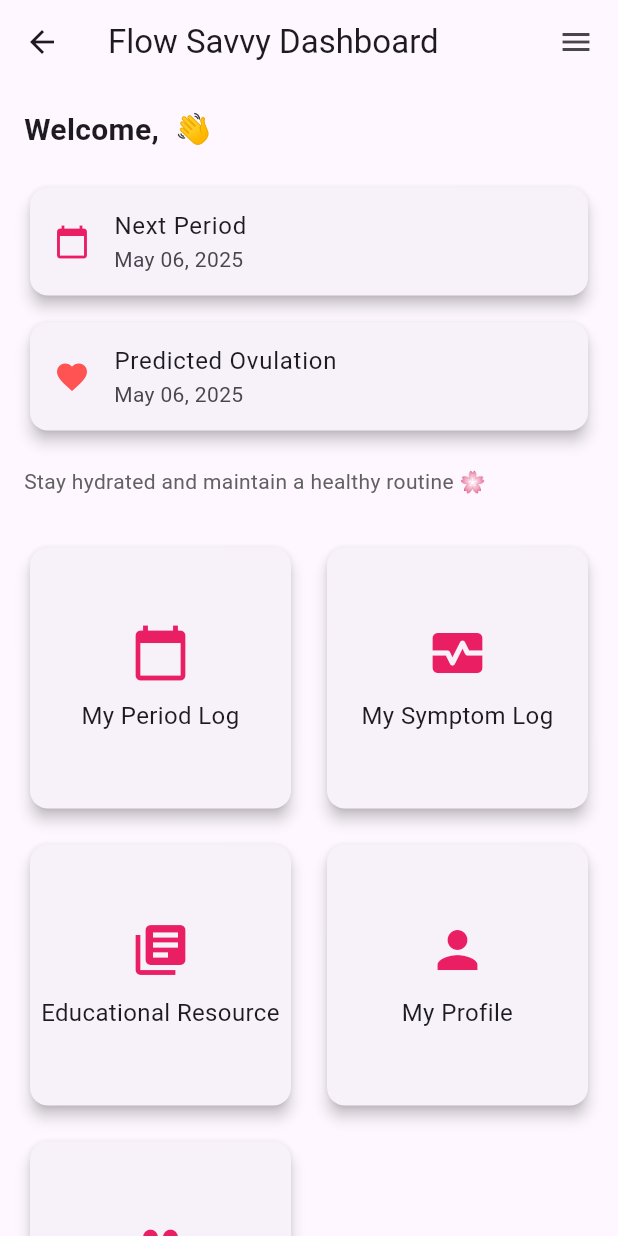
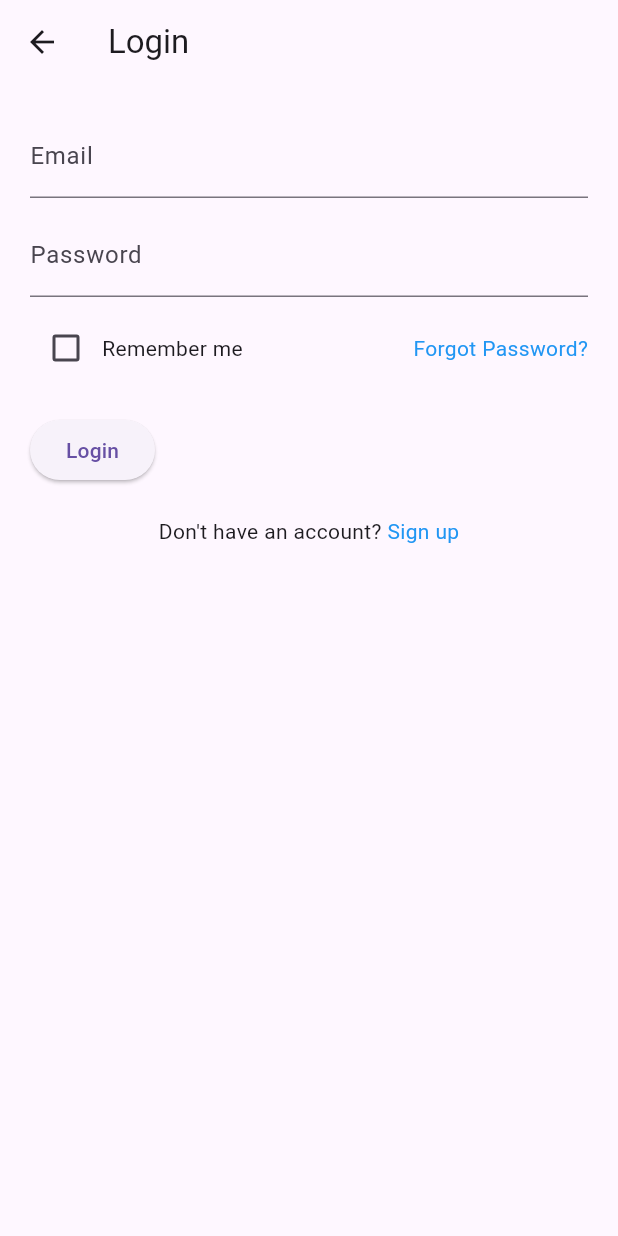
Before and after one commit to Lady-Cee/FlowSavvy, a Flutter app: the screen it shows after launch, after a tap on "Get Started ✌️", on a phone screen of 412 x 824 dp. Run offline on Flutter 3.47's test engine with Material 3 defaults, Android fonts, the phone set to English and light mode, and no system bars; our stand-ins replace firebase_core, flutter_gemini, sqflite; accounts and stored records are empty.

Commit message:
added login details and some consultations

```diff
--- /dev/null
+++ b/lib/features/account/login/login_screen.dart
@@ -0,0 +1,86 @@
+import 'package:flutter/material.dart';
+
+class LoginScreen extends StatefulWidget {
+  const LoginScreen({super.key});
+
+  @override
+  State<LoginScreen> createState() => _LoginScreenState();
+}
+
+class _LoginScreenState extends State<LoginScreen> {
+  final emailController = TextEditingController();
+  final passwordController = TextEditingController();
+  bool rememberMe = false;
+
+  @override
+  Widget build(BuildContext context) {
+    return Scaffold(
+      appBar: AppBar(title: Text("Login")),
+      body: Padding(
+        padding: const EdgeInsets.all(20.0),
+        child: Column(
+          crossAxisAlignment: CrossAxisAlignment.start,
+          children: [
+            TextField(
+              controller: emailController,
+              decoration: InputDecoration(labelText: "Email"),
+            ),
+            SizedBox(height: 10),
+            TextField(
+              controller: passwordController,
+              obscureText: true,
+              decoration: InputDecoration(labelText: "Password"),
+            ),
+            SizedBox(height: 10),
+            Row(
+              children: [
+                Checkbox(
+                  value: rememberMe,
+                  onChanged: (val) {
+                    setState(() {
+                      rememberMe = val!;
+                    });
+                  },
+                ),
+                Text("Remember me"),
+                Spacer(),
+                GestureDetector(
+                  onTap: () {
+                    Navigator.pushNamed(context, '/forgotPassword');
+                  },
+                  child: Text(
+                    "Forgot Password?",
+                    style: TextStyle(color: Colors.blue),
+                  ),
+                ),
+              ],
+            ),
+            SizedBox(height: 20),
+            ElevatedButton(
+              onPressed: () {
+                Navigator.pushNamed(context, '/home');
+              },
+              child: Text("Login"),
+            ),
+            SizedBox(height: 20),
+            Row(
+              mainAxisAlignment: MainAxisAlignment.center,
+              children: [
+                Text("Don't have an account? "),
+                GestureDetector(
+                  onTap: () {
+                    Navigator.pushNamed(context, '/signup');
+                  },
+                  child: Text(
+                    "Sign up",
+                    style: TextStyle(color: Colors.blue),
+                  ),
+                ),
+              ],
+            ),
+          ],
+        ),
+      ),
+    );
+  }
+}
--- /dev/null
+++ b/lib/features/models/community_admin.dart
@@ -0,0 +1,17 @@
+class CommunityAdmin {
+  final String id;
+  final String name;
+  final String role;
+  final String imageUrl;
+  final String bio;
+  final String contactInfo;
+
+  CommunityAdmin({
+    required this.id,
+    required this.name,
+    required this.role,
+    required this.imageUrl,
+    required this.bio,
+    required this.contactInfo,
+  });
+}
--- /dev/null
+++ b/lib/features/models/counsellor.dart
@@ -0,0 +1,17 @@
+class Counsellor {
+  final String id;
+  final String name;
+  final String expertise;
+  final String imageUrl;
+  final String bio;
+  final String contactInfo;
+
+  Counsellor({
+    required this.id,
+    required this.name,
+    required this.expertise,
+    required this.imageUrl,
+    required this.bio,
+    required this.contactInfo,
+  });
+}
--- /dev/null
+++ b/lib/features/models/doctor.dart
@@ -0,0 +1,17 @@
+class Doctor {
+  final String id;
+  final String name;
+  final String specialization;
+  final String imageUrl;
+  final String bio;
+  final String contactInfo;
+
+  Doctor({
+    required this.id,
+    required this.name,
+    required this.specialization,
+    required this.imageUrl,
+    required this.bio,
+    required this.contactInfo,
+  });
+}
--- /dev/null
+++ b/lib/features/models/mental_health_professional.dart
@@ -0,0 +1,17 @@
+class MentalHealthProfessional {
+  final String id;
+  final String name;
+  final String qualification;
+  final String imageUrl;
+  final String bio;
+  final String contactInfo;
+
+  MentalHealthProfessional({
+    required this.id,
+    required this.name,
+    required this.qualification,
+    required this.imageUrl,
+    required this.bio,
+    required this.contactInfo,
+  });
+}
--- a/lib/features/providers/community_admin_provider.dart
+++ b/lib/features/providers/community_admin_provider.dart
@@ -1,3 +1,19 @@
-import 'package:flutter/material.dart';
+import 'package:flutter/cupertino.dart';
 
-class CommunityAdminProvider with ChangeNotifier {}
+import '../models/community_admin.dart';
+
+class CommunityAdminProvider with ChangeNotifier {
+  final List<CommunityAdmin> _admins = [
+    CommunityAdmin(
+      id: '1',
+      name: 'Ms. Cynthia Enweonwu',
+      role: 'Community Manager',
+      imageUrl: 'https://img.freepik.com/free-photo/medium-shot-smiley-woman-teaching_23-2149272223.jpg',
+      bio: 'Ensures a safe and engaging community environment.',
+      contactInfo: 'ccenweonwu@gmail.com',
+    ),
+    // Add more admins as needed
+  ];
+
+  List<CommunityAdmin> get admins => [..._admins];
+}
--- a/lib/features/providers/counsellor_provider.dart
+++ b/lib/features/providers/counsellor_provider.dart
@@ -1,3 +1,19 @@
 import 'package:flutter/material.dart';
 
-class CounsellorProvider with ChangeNotifier {}
+import '../models/counsellor.dart';
+
+class CounsellorProvider with ChangeNotifier {
+  final List<Counsellor> _counsellors = [
+    Counsellor(
+      id: '1',
+      name: 'Mr. John Doe',
+      expertise: 'Stress Management',
+      imageUrl: 'https://img.freepik.com/free-photo/medium-shot-smiley-woman-teaching_23-2149272223.jpg',
+      bio: 'Helping individuals manage stress and anxiety effectively.',
+      contactInfo: 'john.doe@example.com',
+    ),
+    // Add more counsellors as needed
+  ];
+
+  List<Counsellor> get counsellors => [..._counsellors];
+}
--- a/lib/features/providers/doctor_provider.dart
+++ b/lib/features/providers/doctor_provider.dart
@@ -1,3 +1,19 @@
 import 'package:flutter/material.dart';
 
-class DoctorProvider with ChangeNotifier {}
+import '../models/doctor.dart';
+
+class DoctorProvider with ChangeNotifier {
+  final List<Doctor> _doctors = [
+    Doctor(
+      id: '1',
+      name: 'Dr. Jane Smith',
+      specialization: 'Gynecologist',
+      imageUrl: 'https://img.freepik.com/free-photo/medium-shot-smiley-woman-teaching_23-2149272223.jpg',
+      bio: 'Experienced in women\'s health and reproductive care.',
+      contactInfo: 'dr.jane@example.com',
+    ),
+    // Add more doctors as needed
+  ];
+
+  List<Doctor> get doctors => [..._doctors];
+}
--- a/lib/features/providers/mental_health_provider.dart
+++ b/lib/features/providers/mental_health_provider.dart
@@ -1,3 +1,19 @@
 import 'package:flutter/material.dart';
 
-class MentalHealthProvider with ChangeNotifier {}
+import '../models/mental_health_professional.dart';
+
+class MentalHealthProvider with ChangeNotifier {
+  final List<MentalHealthProfessional> _professionals = [
+    MentalHealthProfessional(
+      id: '1',
+      name: 'Dr. Emily Clark',
+      qualification: 'Clinical Psychologist',
+      imageUrl: 'https://img.freepik.com/free-photo/medium-shot-smiley-woman-teaching_23-2149272223.jpg',
+      bio: 'Specializes in cognitive behavioral therapy and trauma recovery.',
+      contactInfo: 'emily.clark@example.com',
+    ),
+    // Add more professionals as needed
+  ];
+
+  List<MentalHealthProfessional> get professionals => [..._professionals];
+}
--- a/lib/features/structure/splash/splash_screen.dart
+++ b/lib/features/structure/splash/splash_screen.dart
@@ -1,3 +1,5 @@
+import 'package:flow_savvy/features/account/login/login_screen.dart';
+import 'package:flow_savvy/features/account/signup/signup_screen.dart';
 import 'package:flow_savvy/features/structure/home/screen/home_screen.dart';
 import 'package:flutter/material.dart';
 
@@ -35,7 +37,7 @@ class SplashScreen extends StatelessWidget {
                       onPressed: () {
                         Navigator.push(
                           context,
-                          MaterialPageRoute(builder: (context) => HomeScreen()),
+                          MaterialPageRoute(builder: (context) => LoginScreen()),
                         );
                       },
                       style: ElevatedButton.styleFrom(
--- a/lib/main.dart
+++ b/lib/main.dart
@@ -1,5 +1,8 @@
 
 import 'package:firebase_core/firebase_core.dart';
+import 'package:flow_savvy/features/account/login/login_screen.dart';
+import 'package:flow_savvy/features/account/password/forgot_password_screen.dart';
+import 'package:flow_savvy/features/account/signup/signup_screen.dart';
 import 'package:flow_savvy/features/providers/period_log_provider.dart';
 import 'package:flow_savvy/features/providers/product_provider.dart';
 import 'package:flow_savvy/features/structure/educational/screen/educational_resource_screen.dart';
@@ -87,6 +90,9 @@ class MyApp extends StatelessWidget {
           '/doctor' : (_) => DoctorScreen(),
           '/mentalHealthProfessional' : (_) => MentalHealthProfessionalScreen(),
           '/communityAdmin' : (_) => CommunityAdminScreen(),
+          '/login' : (_) => LoginScreen(),
+          '/signup' : (_) => SignupScreen(),
+          '/forgotPassword' : (_) => ForgotPasswordScreen(),
 
         },
       ),
```
Also changed, not shown: lib/features/account/password/forgot_password_screen.dart (added, +37 -0 lines), lib/features/account/signup/signup_screen.dart (added, +63 -0 lines), lib/features/structure/support/screen/community_admin_screen.dart (+26 -3 lines), lib/features/structure/support/screen/counsellor_screen.dart (+26 -3 lines), lib/features/structure/support/screen/doctor_screen.dart (+26 -3 lines), lib/features/structure/support/screen/mental_health_professional_screen.dart (+26 -3 lines).
